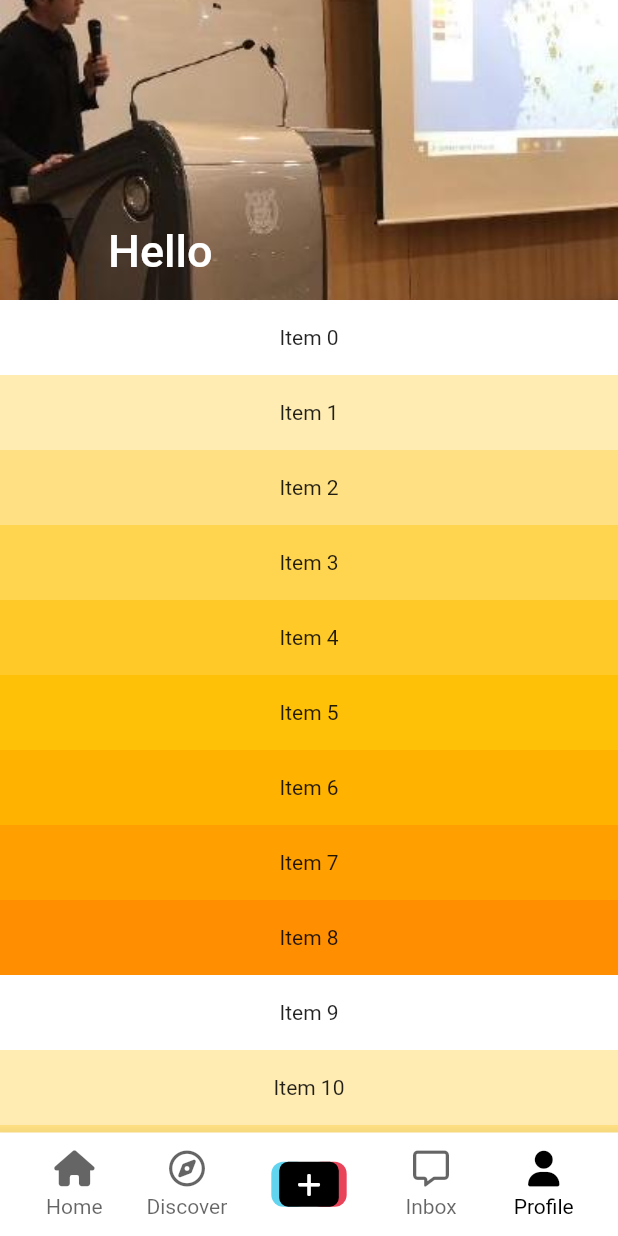
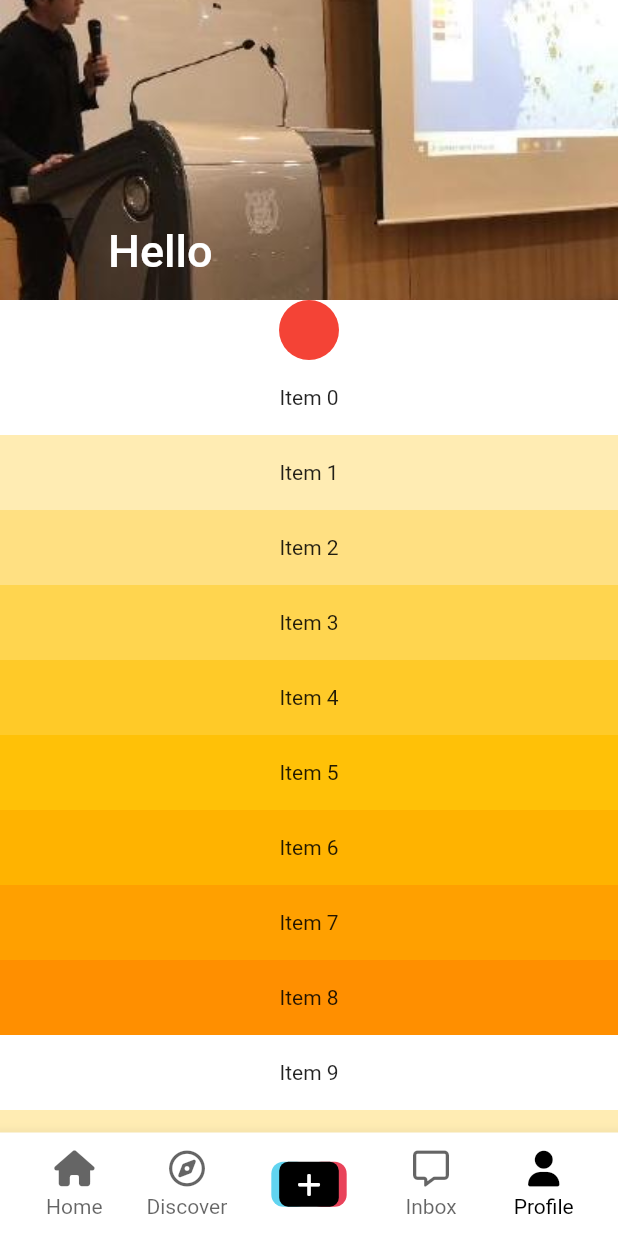
Before and after one commit to Seunghyum/nomadcode_tiktok_clone, a Flutter app: the screen it shows after launch, on a phone screen of 412 x 824 dp. Run offline on Flutter 3.47's test engine with Material 2 defaults, Android fonts, the phone set to English and light mode, and no system bars; our stand-ins replace font_awesome_flutter, video_player, visibility_detector; network calls fail.

Commit message:
test CustomScrollView and slivers

```diff
--- a/lib/features/users/user_profile_screen.dart
+++ b/lib/features/users/user_profile_screen.dart
@@ -1,5 +1,6 @@
 import 'package:flutter/cupertino.dart';
 import 'package:flutter/material.dart';
+import 'package:nomadcode_tiktok_clone/constants/sizes.dart';
 
 class UserProfileScreen extends StatefulWidget {
   const UserProfileScreen({super.key});
@@ -14,10 +15,10 @@ class _UserProfileScreenState extends State<UserProfileScreen> {
     return CustomScrollView(
       slivers: [
         SliverAppBar(
-          floating: true,
-          // stretch: true,
-          // pinned: true,
-          snap: true,
+          // floating: true,
+          stretch: true,
+          pinned: true,
+          // snap: true,
           backgroundColor: Colors.teal,
           collapsedHeight: 80,
           expandedHeight: 200,
@@ -34,6 +35,15 @@ class _UserProfileScreenState extends State<UserProfileScreen> {
             ),
           ),
         ),
+        const SliverToBoxAdapter(
+          child: Column(
+            children: [
+              CircleAvatar(
+                backgroundColor: Colors.red,
+              ),
+            ],
+          ),
+        ),
         SliverFixedExtentList(
           delegate: SliverChildBuilderDelegate(
             childCount: 50,
@@ -47,7 +57,65 @@ class _UserProfileScreenState extends State<UserProfileScreen> {
           ),
           itemExtent: 50,
         ),
+        SliverPersistentHeader(
+          delegate: CustomDelegate(),
+          // pinned: true,
+          floating: true,
+        ),
+        SliverGrid(
+          delegate: SliverChildBuilderDelegate(
+            (context, index) => Container(
+              color: Colors.blue[100 * (index % 9)],
+              child: Align(
+                alignment: Alignment.center,
+                child: Text('Item $index'),
+              ),
+            ),
+            childCount: 50,
+          ),
+          gridDelegate: const SliverGridDelegateWithMaxCrossAxisExtent(
+            maxCrossAxisExtent: 100,
+            mainAxisSpacing: Sizes.size20,
+            crossAxisSpacing: Sizes.size20,
+            childAspectRatio: 1,
+          ),
+        ),
       ],
     );
   }
 }
+
+class CustomDelegate extends SliverPersistentHeaderDelegate {
+  @override
+  Widget build(
+    BuildContext context,
+    double shrinkOffset,
+    bool overlapsContent,
+  ) {
+    return Container(
+      color: Colors.indigo,
+      child: const FractionallySizedBox(
+        heightFactor: 1,
+        child: Center(
+          child: Text(
+            'Title!!!!',
+            style: TextStyle(
+              color: Colors.white,
+            ),
+          ),
+        ),
+      ),
+    );
+  }
+
+  @override
+  double get maxExtent => 150;
+
+  @override
+  double get minExtent => 80;
+
+  @override
+  bool shouldRebuild(covariant SliverPersistentHeaderDelegate oldDelegate) {
+    return false;
+  }
+}
```
